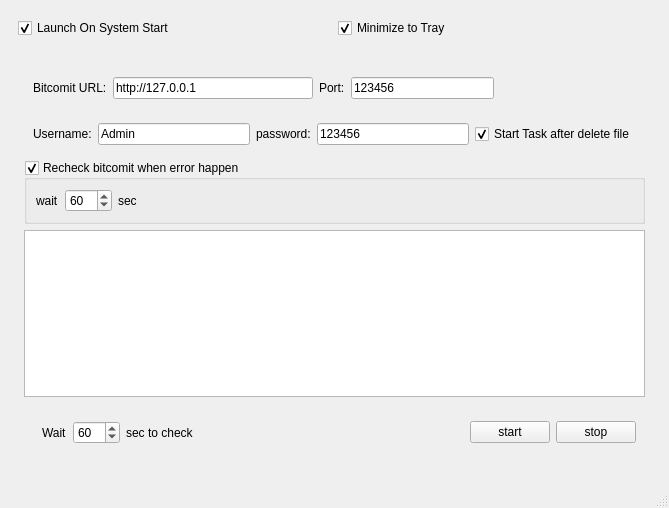
Old version of the form btMainWindow.ui in the repository coolshou/btReload.
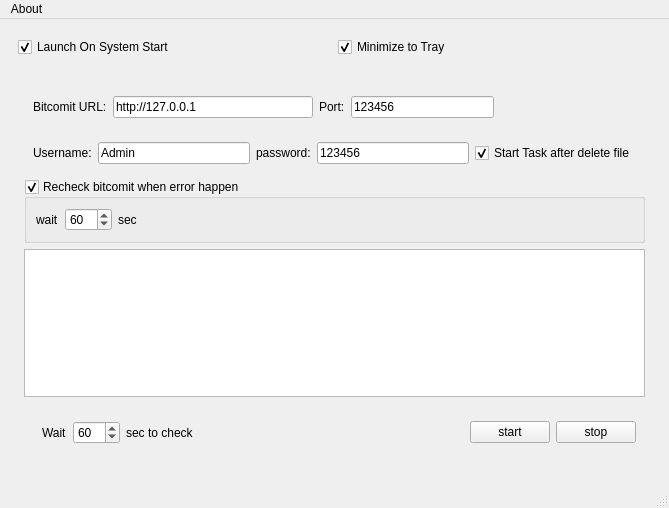
New version of the form.

Commit message: update version and task state check

The edit to the form file:
```diff
--- a/btMainWindow.ui
+++ b/btMainWindow.ui
@@ -299,6 +299,22 @@
    </layout>
   </widget>
   <widget class="QStatusBar" name="statusbar"/>
+  <widget class="QMenuBar" name="menuBar">
+   <property name="geometry">
+    <rect>
+     <x>0</x>
+     <y>0</y>
+     <width>669</width>
+     <height>23</height>
+    </rect>
+   </property>
+   <widget class="QMenu" name="menuAbout">
+    <property name="title">
+     <string>About</string>
+    </property>
+   </widget>
+   <addaction name="menuAbout"/>
+  </widget>
  </widget>
  <resources/>
  <connections/>
```
The commit also changes 2 other files.
